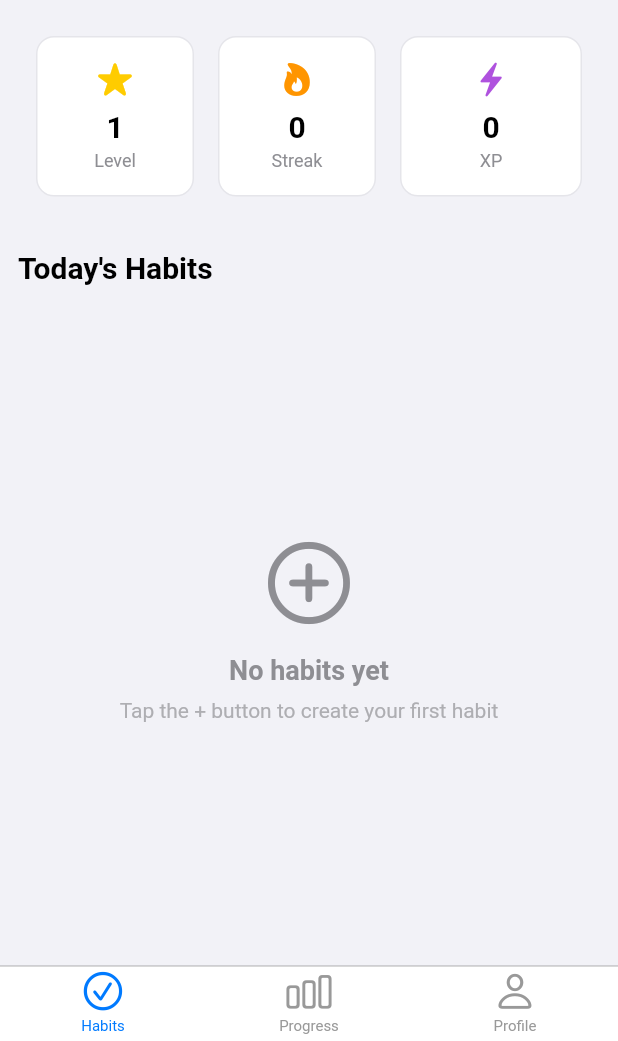
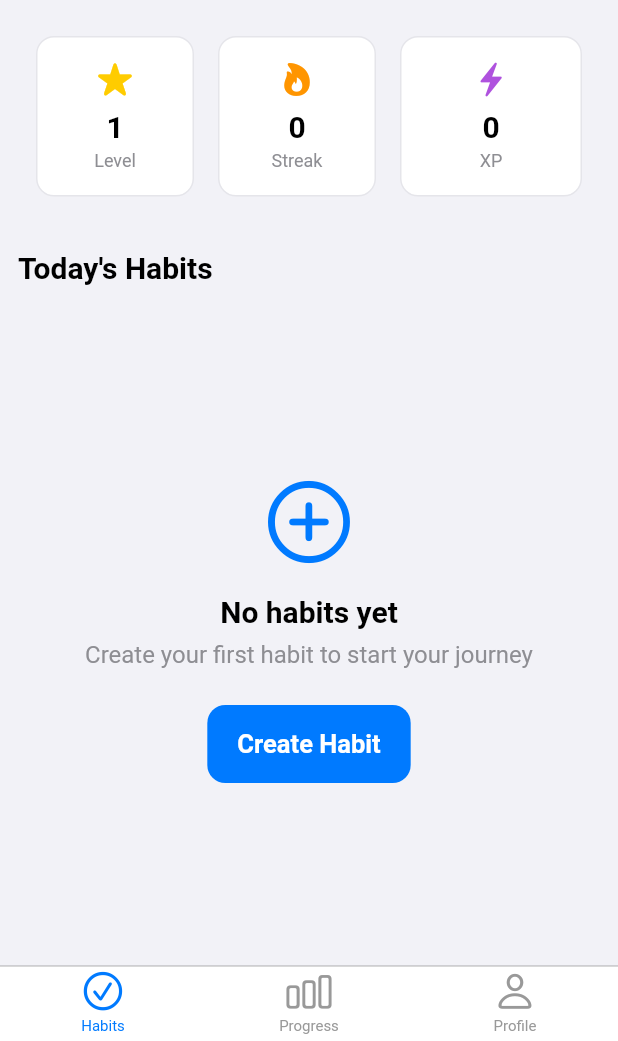
Before and after one commit to ProngsDev/habitquest, a Flutter app: the screen it shows after launch, on a phone screen of 412 x 824 dp, the part 195-1236 px from its top. Run offline on Flutter 3.47's test engine with Material 3 defaults, Android fonts, the phone set to English and light mode, and no system bars; our stand-ins replace flutter_local_notifications, flutter_riverpod, hive, hive_flutter, timezone; accounts and stored records are empty.

Commit message:
feat: fix habit display issue by connecting UI to data providers
- Create HabitCard widget with elegant iOS-style design
- Create HabitListWidget with proper loading and empty states
- Update HabitsTab to use TodaysHabitsWidget instead of static empty state
- Connect habit stats to dynamic data from habitStatsProvider
- Fix the main issue where saved habits weren't displaying on home screen

BREAKING CHANGE: HabitsTab now extends ConsumerWidget instead of StatelessWidget

```diff
--- a/lib/presentation/screens/home/home_screen.dart
+++ b/lib/presentation/screens/home/home_screen.dart
@@ -4,6 +4,8 @@ import 'package:flutter_riverpod/flutter_riverpod.dart';
 import '../../../core/navigation/app_router.dart';
 import '../../../core/utils/responsive_utils.dart';
 import '../../providers/app_providers.dart';
+import '../../providers/habit_providers.dart';
+import '../../widgets/habits/habit_list_widget.dart';
 import '../../widgets/layout/responsive_grid.dart';
 import '../profile/profile_screen.dart';
 import '../progress/progress_screen.dart';
@@ -36,8 +38,10 @@ class HomeScreen extends ConsumerWidget {
           ),
         ],
       ),
-      tabBuilder: (context, index) =>
-          CupertinoTabView(builder: (context) => _getTabScreen(index)),
+      tabBuilder: (context, index) => CupertinoTabView(
+        onGenerateRoute: AppRouter.generateRoute,
+        builder: (context) => _getTabScreen(index),
+      ),
     );
   }
 
@@ -56,11 +60,12 @@ class HomeScreen extends ConsumerWidget {
 }
 
 /// Habits tab content
-class HabitsTab extends StatelessWidget {
+class HabitsTab extends ConsumerWidget {
   const HabitsTab({super.key});
 
   @override
-  Widget build(BuildContext context) {
+  Widget build(BuildContext context, WidgetRef ref) {
+    final statsAsync = ref.watch(habitStatsProvider);
     return CupertinoPageScaffold(
       navigationBar: CupertinoNavigationBar(
         middle: const Text('Habits'),
@@ -123,7 +128,31 @@ class HabitsTab extends StatelessWidget {
               ),
 
               // Quick stats
-              ResponsiveGrid(
+              statsAsync.when(
+                data: (stats) => ResponsiveGrid(
+                  forceColumns: ResponsiveUtils.isMobile(context) ? 3 : null,
+                  children: [
+                    _buildStatCard(
+                      'Level',
+                      '${stats['userLevel'] ?? 1}',
+                      CupertinoIcons.star_fill,
+                      CupertinoColors.systemYellow,
+                    ),
+                    _buildStatCard(
+                      'Streak',
+                      '${stats['currentStreak'] ?? 0}',
+                      CupertinoIcons.flame_fill,
+                      CupertinoColors.systemOrange,
+                    ),
+                    _buildStatCard(
+                      'XP',
+                      '${stats['userXp'] ?? 0}',
+                      CupertinoIcons.bolt_fill,
+                      CupertinoColors.systemPurple,
+                    ),
+                  ],
+                ),
+                loading: () => ResponsiveGrid(
                   forceColumns: ResponsiveUtils.isMobile(context) ? 3 : null,
                   children: [
                     _buildStatCard(
@@ -146,6 +175,30 @@ class HabitsTab extends StatelessWidget {
                     ),
                   ],
                 ),
+                error: (_, __) => ResponsiveGrid(
+                  forceColumns: ResponsiveUtils.isMobile(context) ? 3 : null,
+                  children: [
+                    _buildStatCard(
+                      'Level',
+                      '1',
+                      CupertinoIcons.star_fill,
+                      CupertinoColors.systemYellow,
+                    ),
+                    _buildStatCard(
+                      'Streak',
+                      '0',
+                      CupertinoIcons.flame_fill,
+                      CupertinoColors.systemOrange,
+                    ),
+                    _buildStatCard(
+                      'XP',
+                      '0',
+                      CupertinoIcons.bolt_fill,
+                      CupertinoColors.systemPurple,
+                    ),
+                  ],
+                ),
+              ),
               const SizedBox(height: 24),
 
               // Habits section
@@ -158,39 +211,8 @@ class HabitsTab extends StatelessWidget {
               ),
               const SizedBox(height: 16),
 
-              // Empty state
-              const Expanded(
-                child: Center(
-                  child: Column(
-                    mainAxisAlignment: MainAxisAlignment.center,
-                    children: [
-                      Icon(
-                        CupertinoIcons.add_circled,
-                        size: 64,
-                        color: CupertinoColors.systemGrey,
-                      ),
-                      SizedBox(height: 16),
-                      Text(
-                        'No habits yet',
-                        style: TextStyle(
-                          fontSize: 18,
-                          fontWeight: FontWeight.w600,
-                          color: CupertinoColors.systemGrey,
-                        ),
-                      ),
-                      SizedBox(height: 8),
-                      Text(
-                        'Tap the + button to create your first habit',
-                        style: TextStyle(
-                          fontSize: 14,
-                          color: CupertinoColors.systemGrey2,
-                        ),
-                        textAlign: TextAlign.center,
-                      ),
-                    ],
-                  ),
-                ),
-              ),
+              // Habits list - this replaces the static empty state
+              const Expanded(child: TodaysHabitsWidget()),
             ],
           ),
         ),
--- /dev/null
+++ b/lib/presentation/widgets/habits/habit_list_widget.dart
@@ -0,0 +1,264 @@
+import 'package:flutter/cupertino.dart';
+import 'package:flutter_riverpod/flutter_riverpod.dart';
+
+import '../../../core/navigation/app_router.dart';
+import '../../../domain/entities/habit.dart';
+import '../../providers/habit_providers.dart';
+import '../common/empty_state_widget.dart';
+import '../common/loading_widget.dart';
+import 'habit_card.dart';
+
+/// Widget for displaying a list of habits with loading and empty states
+class HabitListWidget extends ConsumerWidget {
+  final bool showActiveOnly;
+  final String? categoryFilter;
+  final String? searchQuery;
+  final EdgeInsets? padding;
+  final bool shrinkWrap;
+  final ScrollPhysics? physics;
+
+  const HabitListWidget({
+    super.key,
+    this.showActiveOnly = true,
+    this.categoryFilter,
+    this.searchQuery,
+    this.padding,
+    this.shrinkWrap = false,
+    this.physics,
+  });
+
+  @override
+  Widget build(BuildContext context, WidgetRef ref) {
+    // Choose the appropriate provider based on parameters
+    final habitsAsyncValue = _getHabitsProvider(ref);
+
+    return habitsAsyncValue.when(
+      data: (habits) => _buildHabitsList(context, ref, habits),
+      loading: () => _buildLoadingState(),
+      error: (error, stackTrace) => _buildErrorState(context, error),
+    );
+  }
+
+  AsyncValue<List<Habit>> _getHabitsProvider(WidgetRef ref) {
+    if (searchQuery != null && searchQuery!.isNotEmpty) {
+      return ref.watch(habitSearchProvider(searchQuery!));
+    } else if (showActiveOnly) {
+      return ref.watch(activeHabitsProvider);
+    } else {
+      return ref.watch(habitsProvider);
+    }
+  }
+
+  Widget _buildHabitsList(BuildContext context, WidgetRef ref, List<Habit> habits) {
+    // Apply category filter if specified
+    final filteredHabits = categoryFilter != null
+        ? habits.where((habit) => habit.category.name == categoryFilter).toList()
+        : habits;
+
+    if (filteredHabits.isEmpty) {
+      return _buildEmptyState(context);
+    }
+
+    return ListView.builder(
+      padding: padding ?? const EdgeInsets.symmetric(vertical: 8),
+      shrinkWrap: shrinkWrap,
+      physics: physics,
+      itemCount: filteredHabits.length,
+      itemBuilder: (context, index) {
+        final habit = filteredHabits[index];
+        return HabitCard(
+          habit: habit,
+          onTap: () => AppNavigation.toHabitDetail(context, habit.id),
+          onComplete: () => _handleHabitCompletion(ref, habit),
+          isCompleted: _isHabitCompletedToday(habit),
+        );
+      },
+    );
+  }
+
+  Widget _buildLoadingState() {
+    return const Center(
+      child: Padding(
+        padding: EdgeInsets.all(32),
+        child: LoadingWidget(
+          message: 'Loading habits...',
+        ),
+      ),
+    );
+  }
+
+  Widget _buildErrorState(BuildContext context, Object error) {
+    return Center(
+      child: Padding(
+        padding: const EdgeInsets.all(32),
+        child: Column(
+          mainAxisAlignment: MainAxisAlignment.center,
+          children: [
+            const Icon(
+              CupertinoIcons.exclamationmark_triangle,
+              size: 48,
+              color: CupertinoColors.systemRed,
+            ),
+            const SizedBox(height: 16),
+            const Text(
+              'Failed to load habits',
+              style: TextStyle(
+                fontSize: 18,
+                fontWeight: FontWeight.w600,
+                color: CupertinoColors.label,
+              ),
+            ),
+            const SizedBox(height: 8),
+            Text(
+              error.toString(),
+              style: const TextStyle(
+                fontSize: 14,
+                color: CupertinoColors.secondaryLabel,
+              ),
+              textAlign: TextAlign.center,
+            ),
+            const SizedBox(height: 16),
+            CupertinoButton(
+              onPressed: () {
+                // Refresh the habits list
+                // This will be implemented when we add the refresh functionality
+              },
+              child: const Text('Try Again'),
+            ),
+          ],
+        ),
+      ),
+    );
+  }
+
+  Widget _buildEmptyState(BuildContext context) {
+    if (searchQuery != null && searchQuery!.isNotEmpty) {
+      return EmptySearchWidget(searchQuery: searchQuery!);
+    }
+
+    return EmptyHabitsWidget(
+      onCreateHabit: () => AppNavigation.toHabitForm(context),
+    );
+  }
+
+  void _handleHabitCompletion(WidgetRef ref, Habit habit) {
+    // TODO: Implement habit completion tracking
+    // This will be implemented in the next phase
+    print('Habit completed: ${habit.name}');
+  }
+
+  bool _isHabitCompletedToday(Habit habit) {
+    // TODO: Implement actual completion checking
+    // This will be implemented in the next phase
+    return false;
+  }
+}
+
+/// Specialized widget for displaying today's habits
+class TodaysHabitsWidget extends ConsumerWidget {
+  const TodaysHabitsWidget({super.key});
+
+  @override
+  Widget build(BuildContext context, WidgetRef ref) {
+    return const HabitListWidget(
+      showActiveOnly: true,
+      shrinkWrap: true,
+      physics: NeverScrollableScrollPhysics(),
+    );
+  }
+}
+
+/// Widget for displaying habits in a specific category
+class CategoryHabitsWidget extends ConsumerWidget {
+  final String category;
+
+  const CategoryHabitsWidget({
+    super.key,
+    required this.category,
+  });
+
+  @override
+  Widget build(BuildContext context, WidgetRef ref) {
+    return HabitListWidget(
+      showActiveOnly: true,
+      categoryFilter: category,
+    );
+  }
+}
+
+/// Widget for displaying search results
+class HabitSearchResultsWidget extends ConsumerWidget {
+  final String searchQuery;
+
+  const HabitSearchResultsWidget({
+    super.key,
+    required this.searchQuery,
+  });
+
+  @override
+  Widget build(BuildContext context, WidgetRef ref) {
+    return HabitListWidget(
+      searchQuery: searchQuery,
+      showActiveOnly: false, // Show all habits in search
+    );
+  }
+}
+
+/// Compact habit list for dashboard/overview screens
+class CompactHabitListWidget extends ConsumerWidget {
+  final int maxItems;
+
+  const CompactHabitListWidget({
+    super.key,
+    this.maxItems = 3,
+  });
+
+  @override
+  Widget build(BuildContext context, WidgetRef ref) {
+    final habitsAsyncValue = ref.watch(activeHabitsProvider);
+
+    return habitsAsyncValue.when(
+      data: (habits) {
+        if (habits.isEmpty) {
+          return const EmptyHabitsWidget();
+        }
+
+        final displayHabits = habits.take(maxItems).toList();
+
+        return Column(
+          children: [
+            ...displayHabits.map((habit) => HabitCard(
+              habit: habit,
+              onTap: () => AppNavigation.toHabitDetail(context, habit.id),
+              onComplete: () => _handleHabitCompletion(ref, habit),
+              isCompleted: _isHabitCompletedToday(habit),
+            )),
+
+            if (habits.length > maxItems) ...[
+              const SizedBox(height: 8),
+              CupertinoButton(
+                onPressed: () {
+                  // Navigate to full habits list
+                  // This will be implemented when we have proper navigation
+                },
+                child: Text('View all ${habits.length} habits'),
+              ),
+            ],
+          ],
+        );
+      },
+      loading: () => const LoadingWidget(message: 'Loading habits...'),
+      error: (error, _) => Text('Error: $error'),
+    );
+  }
+
+  void _handleHabitCompletion(WidgetRef ref, Habit habit) {
+    // TODO: Implement habit completion tracking
+    print('Habit completed: ${habit.name}');
+  }
+
+  bool _isHabitCompletedToday(Habit habit) {
+    // TODO: Implement actual completion checking
+    return false;
+  }
+}
```
Also changed, not shown: lib/presentation/widgets/habits/habit_card.dart (added, +303 -0 lines). Lines whose indentation alone changed are shown as unchanged.
